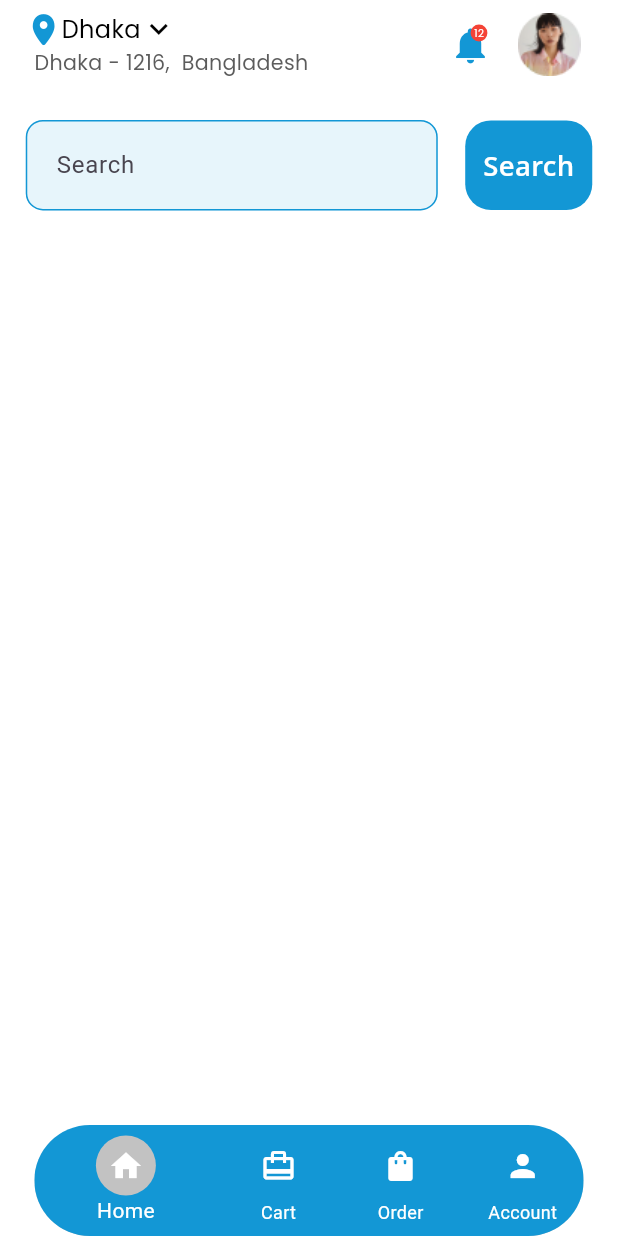
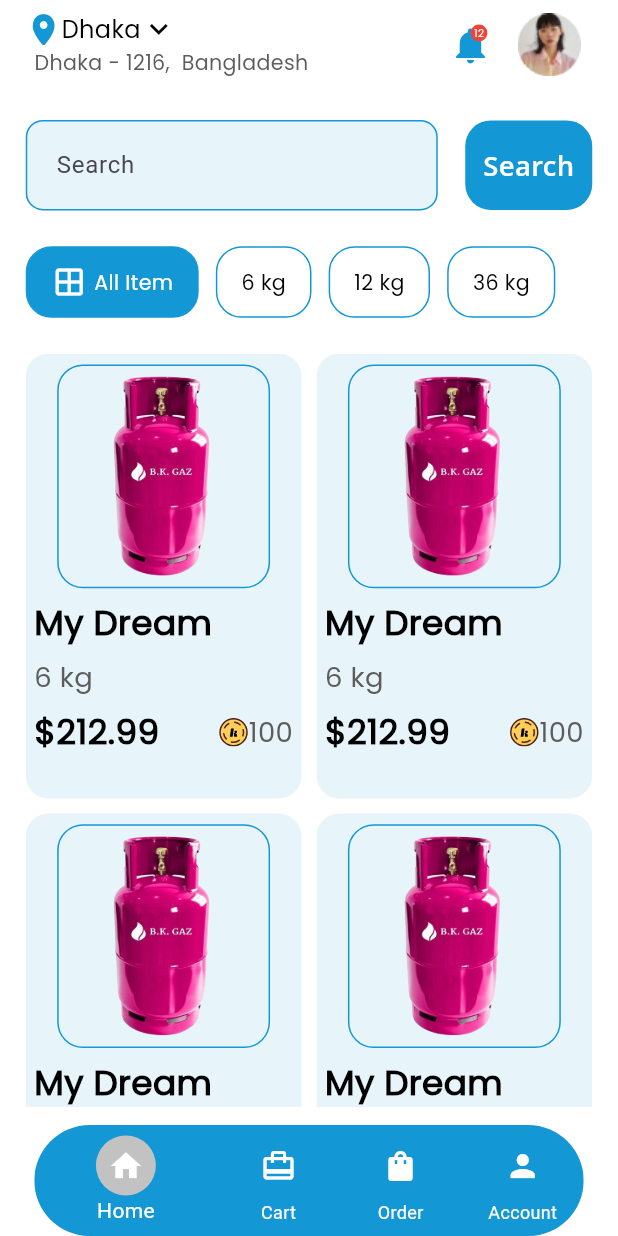
Before and after one commit to TopuFD/bk-gas, a Flutter app: the screen it shows after launch, after a tap on "Skip", after a tap on "LogIn", on a phone screen of 412 x 824 dp. Run offline on Flutter 3.47's test engine with Material 3 defaults, Android fonts, the phone set to English and light mode, and no system bars; our stand-ins replace flutter_screenutil, flutter_svg, get, image_picker, pin_code_fields; Roboto replaces fonts that are missing (Open Sans).

Commit message:
add homePage

```diff
--- a/lib/utils/image.dart
+++ b/lib/utils/image.dart
@@ -2,4 +2,6 @@ class AppImage {
   static const String logo = "assets/images/logo.png";
   static const String onbording = "assets/images/onbording.png";
   static const String accountImage = "assets/images/account.png";
+  static const String productImage = "assets/images/product.png";
+  static const String koinImage = "assets/images/Coin.svg";
 }
--- a/lib/view/home_screen/home_screen.dart
+++ b/lib/view/home_screen/home_screen.dart
@@ -1,5 +1,7 @@
 import 'package:bk_gas/utils/color.dart';
 import 'package:bk_gas/utils/image.dart';
+import 'package:bk_gas/widget/custom_card.dart';
+import 'package:bk_gas/widget/custom_catagory.dart';
 import 'package:bk_gas/widget/custom_textfield.dart';
 import 'package:flutter/cupertino.dart';
 import 'package:flutter/material.dart';
@@ -7,10 +9,26 @@ import 'package:flutter_screenutil/flutter_screenutil.dart';
 import 'package:get/get.dart';
 
 // ignore: must_be_immutable
-class HomeScreen extends StatelessWidget {
+class HomeScreen extends StatefulWidget {
   HomeScreen({super.key});
 
+  @override
+  State<HomeScreen> createState() => _HomeScreenState();
+}
+
+class _HomeScreenState extends State<HomeScreen> {
+  List catagory = [
+    "All Item",
+    "6 kg",
+    "12 kg",
+    "36 kg",
+  ];
+
   TextEditingController searchController = TextEditingController();
+
+  int currentIndex = 0;
+  // RxInt currentIndex = 0.obs;
+
   @override
   Widget build(BuildContext context) {
     return SafeArea(
@@ -18,11 +36,13 @@ class HomeScreen extends StatelessWidget {
         appBar: PreferredSize(
             preferredSize: const Size.fromHeight(80),
             child: AppBar(
+              scrolledUnderElevation: 0,
+              shadowColor: AppColor.textwhite,
+              surfaceTintColor: AppColor.textwhite,
               automaticallyImplyLeading: false,
               backgroundColor: AppColor.textwhite,
               flexibleSpace: customAppber(),
-          )
-        ),
+            )),
         body: Padding(
           padding: EdgeInsets.symmetric(horizontal: 15.w),
           child: Column(
@@ -36,7 +56,9 @@ class HomeScreen extends StatelessWidget {
                         width: Get.width / 1.5,
                         child: CustomTextFormField(
                             hintText: "Search", controller: searchController)),
-                    Container(
+                    InkWell(
+                      onTap: (){},
+                      child: Container(
                         height: 50.h,
                         width: 74.w,
                         decoration: BoxDecoration(
@@ -54,10 +76,78 @@ class HomeScreen extends StatelessWidget {
                             ),
                           ),
                         ),
-                    )
+                      ),
+                    ),
                   ],
                 ),
-              )
+              ),
+              //catagory start here===============================================>
+
+              SizedBox(
+                height: 20.h,
+              ),
+              SizedBox(
+                height: 40.h,
+                child: ListView.builder(
+                    scrollDirection: Axis.horizontal,
+                    itemCount: catagory.length,
+                    itemBuilder: (context, index) {
+                      return GestureDetector(
+                        onTap: () {
+                          setState(() {
+                            currentIndex = index;
+                          });
+
+                          debugPrint(index.toString());
+                        },
+                        child: CustomCatagory(
+                          title: catagory[index],
+                          index: index,
+                          // ignore: unrelated_type_equality_checks
+                          currentIndex: currentIndex,
+                        ),
+                      );
+                    }),
+              ),
+              // Obx(() {
+              //   return SizedBox(
+              //     height: 50.h,
+              //     child: ListView.builder(
+              //         scrollDirection: Axis.horizontal,
+              //         itemCount: catagory.length,
+              //         itemBuilder: (context, index) {
+              //           return GestureDetector(
+              //             onTap: () {
+              //               currentIndex.value = index;
+              //               debugPrint(index.toString());
+              //             },
+              //             child: CustomCatagory(
+              //               title: catagory[index],
+              //               index: index,
+              //               // ignore: unrelated_type_equality_checks
+              //               color: currentIndex.value == index?AppColor.primaryColor:AppColor.textwhite,
+              //             ),
+              //           );
+              //         }),
+              //   );
+              // })
+
+              // product list here=========================================>
+              SizedBox(height: 20.h,),
+
+              Expanded(
+                child: GridView.builder(
+                  itemCount: 10,
+                    gridDelegate: const SliverGridDelegateWithFixedCrossAxisCount(
+                      crossAxisSpacing: 10,
+                      mainAxisSpacing: 10,
+                        crossAxisCount: 2,
+                        childAspectRatio: 0.62),
+                    itemBuilder: (context, index) {
+                      return CustomCard(imagePath: AppImage.productImage, title: 'My Dream', price: '212.99', weight: '6',);
+                    }),
+              ),
+              SizedBox(height: 10.h,),
             ],
           ),
         ),
@@ -65,9 +155,10 @@ class HomeScreen extends StatelessWidget {
     );
   }
 
+  //custom home appbar========================================>
   customAppber() {
     return Padding(
-      padding:  EdgeInsets.symmetric(horizontal: 15.w),
+      padding: EdgeInsets.symmetric(horizontal: 15.w),
       child: Row(
         mainAxisAlignment: MainAxisAlignment.spaceBetween,
         children: [
@@ -120,7 +211,8 @@ class HomeScreen extends StatelessWidget {
             ],
           ),
           //action value here=====================================================>
-            Row(children: [
+          Row(
+            children: [
               IconButton(
                   onPressed: () {},
                   icon: Stack(
@@ -159,14 +251,23 @@ class HomeScreen extends StatelessWidget {
               Container(
                 height: 50.h,
                 width: 50.w,
-                      decoration: const BoxDecoration(
-                        shape: BoxShape.circle
-                      ),
+                decoration: const BoxDecoration(shape: BoxShape.circle),
                 child: Image.asset(AppImage.accountImage),
               )
-            ],),
+            ],
+          ),
         ],
       ),
     );
   }
 }
+              // SizedBox(
+              //   height: 50.h,
+              //   width: Get.width,
+              //   child: ListView.builder(
+              //     scrollDirection: Axis.horizontal,
+              //       itemCount: 4,
+              //       itemBuilder: (context, index) {
+              //         return CustomCatagory(title: "6kg", index: index);
+              //       }),
+              // )
--- /dev/null
+++ b/lib/widget/custom_card.dart
@@ -0,0 +1,79 @@
+import 'package:bk_gas/utils/color.dart';
+import 'package:bk_gas/utils/image.dart';
+import 'package:bk_gas/widget/doc_text.dart';
+import 'package:bk_gas/widget/heading_text.dart';
+import 'package:flutter/material.dart';
+import 'package:flutter_screenutil/flutter_screenutil.dart';
+import 'package:flutter_svg/svg.dart';
+import 'package:get/get.dart';
+
+// ignore: must_be_immutable
+class CustomCard extends StatelessWidget {
+  CustomCard(
+      {super.key,
+      required this.imagePath,
+      required this.title,
+      required this.price,
+      required this.weight});
+  String imagePath;
+  String title;
+  String weight;
+  String price;
+
+  @override
+  Widget build(BuildContext context) {
+    return Container(
+      height: 270.h,
+      width: 165.w,
+      decoration: BoxDecoration(
+          color: AppColor.secondaryColor,
+          borderRadius: BorderRadius.circular(15)),
+      child: Padding(
+        padding: EdgeInsets.symmetric(horizontal: 5.w, vertical: 6.h),
+        child: Column(
+          crossAxisAlignment: CrossAxisAlignment.center,
+          children: [
+            Container(
+                height: 125.h,
+                width: 124.w,
+                decoration: BoxDecoration(
+                    border: Border.all(color: AppColor.primaryColor),
+                    borderRadius: BorderRadius.circular(15.r)),
+                child: Image.asset(imagePath)),
+            SizedBox(
+              height: 5.h,
+            ),
+            Align(
+                alignment: Alignment.topLeft,
+                child: HeadingText(headingText: title)),
+            SizedBox(
+              height: 5.h,
+            ),
+            Align(
+                alignment: Alignment.topLeft,
+                child: DocumentText(documentText: "$weight kg")),
+            SizedBox(
+              height: 5.h,
+            ),
+            SizedBox(
+              width: Get.width,
+              child: Row(
+                mainAxisAlignment: MainAxisAlignment.spaceBetween,
+                children: [
+                  HeadingText(headingText: "\$$price"),
+                  Row(
+                    mainAxisAlignment: MainAxisAlignment.spaceBetween,
+                    children: [
+                      SvgPicture.asset(AppImage.koinImage),
+                      DocumentText(documentText: "100")
+                    ],
+                  )
+                ],
+              ),
+            )
+          ],
+        ),
+      ),
+    );
+  }
+}
--- /dev/null
+++ b/lib/widget/custom_catagory.dart
@@ -0,0 +1,71 @@
+import 'package:bk_gas/utils/color.dart';
+import 'package:flutter/material.dart';
+import 'package:flutter_screenutil/flutter_screenutil.dart';
+
+// ignore: must_be_immutable
+class CustomCatagory extends StatelessWidget {
+  CustomCatagory(
+      {super.key,
+      required this.title,
+      required this.index,
+      required this.currentIndex});
+  String title;
+  int index;
+  int currentIndex;
+  @override
+  Widget build(BuildContext context) {
+    return Container(
+      margin: EdgeInsets.only(right: 10.w),
+      decoration: BoxDecoration(
+          color: currentIndex == index
+              ? AppColor.primaryColor
+              : AppColor.textwhite,
+          border: Border.all(color: AppColor.primaryColor),
+          borderRadius: BorderRadius.circular(15.r)),
+      child: Padding(
+        padding: EdgeInsets.symmetric(
+          horizontal: 14.w,
+        ),
+        child: Center(
+            child: index != 0
+                ? Center(
+                    child: Text(
+                      title,
+                      style: TextStyle(
+                        color: currentIndex == index
+                            ? AppColor.textwhite
+                            : AppColor.textblack,
+                        fontSize: 12.sp,
+                        fontFamily: 'Poppins',
+                        fontWeight: FontWeight.w500,
+                      ),
+                    ),
+                  )
+                : Row(
+                    children: [
+                      Icon(
+                        Icons.window_outlined,
+                        color: currentIndex == index
+                            ? AppColor.textwhite
+                            : AppColor.primaryColor,
+                      ),
+                      SizedBox(
+                        width: 4.w,
+                      ),
+                      Text(
+                        title,
+                        style: TextStyle(
+                          color: currentIndex == index
+                              ? AppColor.textwhite
+                              : AppColor.textblack,
+                          fontSize: 12.sp,
+                          fontFamily: 'Poppins',
+                          fontWeight: FontWeight.w500,
+                        ),
+                      ),
+                    ],
+                  )),
+      ),
+    );
+  }
+}
```
Also changed, not shown: assets/images/Coin.svg (added), assets/images/product.png (added). Lines whose indentation alone changed are shown as unchanged.
